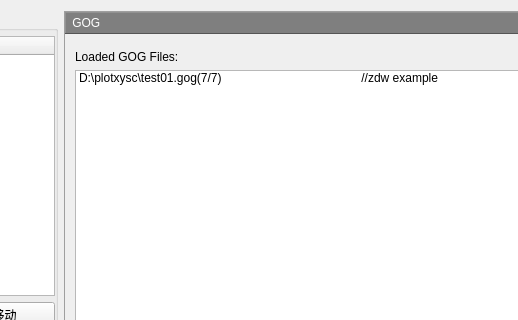
The window that PlotManager.ui (whatudone/plotxy) describes before a commit, drawn with Qt 5; both pictures show x 215 to 733 and y 0 to 320 of the 1259 by 764 pixel window.
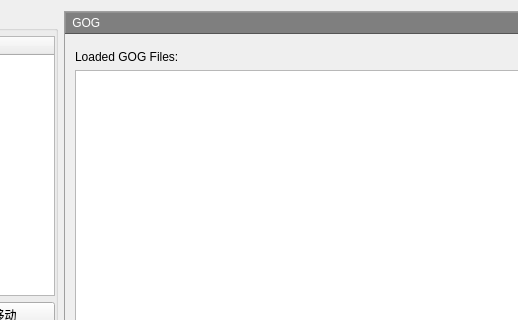
The same window after the commit. The open tabs and pages were chosen to show the change. Custom widgets are drawn as their Qt base class.

Patch:
```diff
--- a/PlotManager.ui
+++ b/PlotManager.ui
@@ -2044,13 +2044,7 @@
             </widget>
            </item>
            <item>
-            <widget class="QListWidget" name="listWidget_2">
-             <item>
-              <property name="text">
-               <string>D:\plotxysc\test01.gog(7/7)                                          //zdw example</string>
-              </property>
-             </item>
-            </widget>
+            <widget class="QListWidget" name="listWidget_2"/>
            </item>
            <item>
             <layout class="QHBoxLayout" name="horizontalLayout_38">
```
Left out of the diff: 8 changed lines with no effect on the pictures.
